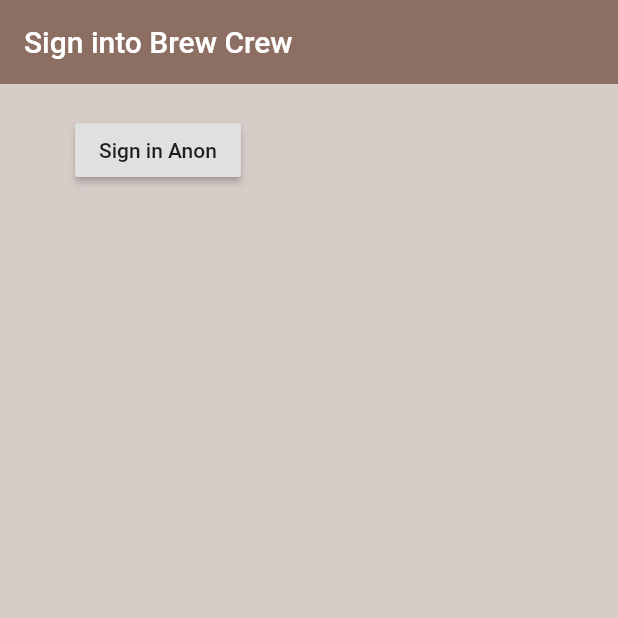
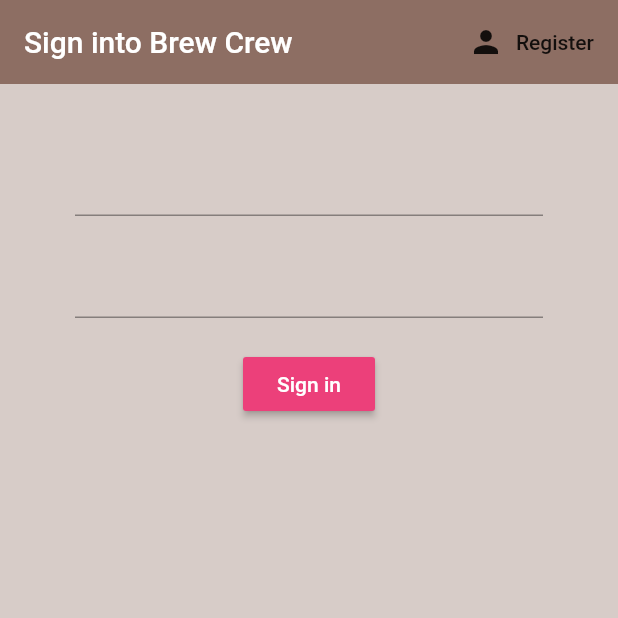
Before and after one commit to NoobTaco/brew_crew, a Flutter app: the screen it shows after launch, on a phone screen of 412 x 824 dp, the top half of it. Run offline on Flutter 3.47's test engine with Material 2 defaults, Android fonts, the phone set to English and light mode, and no system bars; our stand-ins replace firebase_auth; accounts and stored records are empty.

Commit message:
Sign up with email and password

```diff
--- a/lib/screens/authenticate/autehnticate.dart
+++ b/lib/screens/authenticate/autehnticate.dart
@@ -1,3 +1,4 @@
+import 'package:brew_crew/screens/authenticate/register.dart';
 import 'package:brew_crew/screens/authenticate/sign_in.dart';
 import 'package:flutter/material.dart';
 
@@ -7,10 +8,17 @@ class Authenticate extends StatefulWidget {
 }
 
 class _AuthenticateState extends State<Authenticate> {
+  bool showSignIn = true;
+  void toggleView() {
+    setState(() => showSignIn = !showSignIn);
+  }
+
   @override
   Widget build(BuildContext context) {
-    return Container(
-      child: SignIn(),
-    );
+    if (showSignIn) {
+      return SignIn(toggleView: toggleView);
+    } else {
+      return Register(toggleView: toggleView);
+    }
   }
 }
--- a/lib/screens/authenticate/sign_in.dart
+++ b/lib/screens/authenticate/sign_in.dart
@@ -2,12 +2,19 @@ import 'package:brew_crew/services/auth.dart';
 import 'package:flutter/material.dart';
 
 class SignIn extends StatefulWidget {
+  final Function toggleView;
+  SignIn({this.toggleView});
+
   @override
   _SignInState createState() => _SignInState();
 }
 
 class _SignInState extends State<SignIn> {
   final AuthService _auth = AuthService();
+
+  // text field state
+  String email = '';
+  String password = '';
 
   @override
   Widget build(BuildContext context) {
@@ -17,22 +24,54 @@ class _SignInState extends State<SignIn> {
         backgroundColor: Colors.brown[400],
         elevation: 0.0,
         title: Text('Sign into Brew Crew'),
+        actions: <Widget>[
+          FlatButton.icon(
+            icon: Icon(Icons.person),
+            label: Text('Register'),
+            onPressed: () {
+              widget.toggleView();
+            },
+          ),
+        ],
       ),
       body: Container(
-        padding: EdgeInsets.symmetric(vertical: 20.0, horizontal: 50.0),
-        child: RaisedButton(
-          child: Text('Sign in Anon'),
-          onPressed: () async {
-            dynamic result = await _auth.signInAnon();
-            if (result == null) {
-              print('Error signing in');
-            } else {
-              print('Signed in');
-              print(result.uid);
-            }
-          },
-        ),
-      ),
+          padding: EdgeInsets.symmetric(vertical: 20.0, horizontal: 50.0),
+          child: Form(
+              child: Column(
+            children: <Widget>[
+              SizedBox(
+                height: 20.0,
+              ),
+              // Email Entry Box
+              TextFormField(
+                onChanged: (val) {
+                  setState(() => email = val);
+                },
+              ),
+              SizedBox(
+                height: 20.0,
+              ),
+              // Password Entry Box
+              TextFormField(
+                obscureText: true,
+                onChanged: (val) {
+                  setState(() => password = val);
+                },
+              ),
+              SizedBox(height: 20),
+              RaisedButton(
+                color: Colors.pink[400],
+                child: Text(
+                  'Sign in',
+                  style: TextStyle(color: Colors.white),
+                ),
+                onPressed: () async {
+                  print(email);
+                  print(password);
+                },
+              )
+            ],
+          ))),
     );
   }
 }
```
Also changed, not shown: lib/screens/authenticate/register.dart (added, +93 -0 lines), lib/services/auth.dart (+11 -0 lines).
